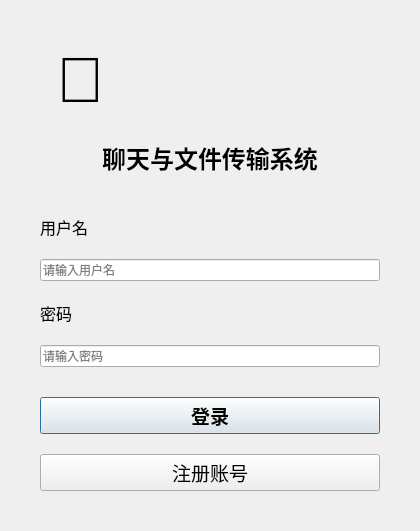
The window that Client/UI/LoginDialog.ui (wohaha12/ChatAndFileTransferSystem) describes before a commit, drawn with Qt 5.
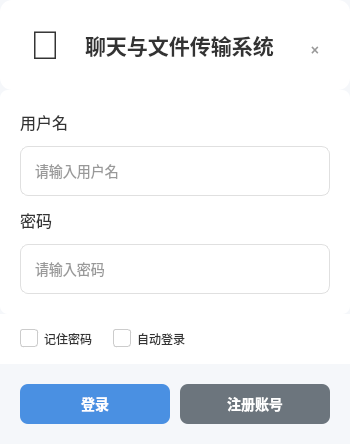
The same window after the commit. Icons and pictures are not drawn.

```diff
--- a/Client/UI/LoginDialog.ui
+++ b/Client/UI/LoginDialog.ui
@@ -6,8 +6,8 @@
    <rect>
     <x>0</x>
     <y>0</y>
-    <width>420</width>
-    <height>500</height>
+    <width>350</width>
+    <height>420</height>
    </rect>
   </property>
   <property name="windowTitle">
@@ -16,34 +16,194 @@
   <property name="windowFlags">
    <set>Qt::FramelessWindowHint</set>
   </property>
+  <property name="styleSheet">
+   <string notr="true">QDialog {
+    background: #f5f7fa;
+}
+QLabel {
+    color: #333;
+}
+QLineEdit {
+    background: #ffffff;
+    border: 1px solid #e0e0e0;
+    border-radius: 8px;
+    padding: 8px 12px;
+    font-size: 14px;
+    min-height: 32px;
+    color: #333333;
+}
+QLineEdit::right {
+    width: 24px;
+    height: 24px;
+    border: none;
+    background: transparent;
+    padding: 0;
+    margin: 0;
+    color: #999;
+}
+QLineEdit::right:hover {
+    color: #333;
+    background: rgba(0,0,0,0.05);
+}
+QLineEdit::right:empty {
+    display: none;
+}
+QPushButton#togglePasswordButton {
+    border: none;
+    background: transparent;
+    padding: 0;
+    margin: 0;
+    min-width: 24px;
+    color: #999;
+}
+QPushButton#togglePasswordButton:hover {
+    color: #333;
+    background: rgba(0,0,0,0.05);
+}
+QPushButton#togglePasswordButton:empty {
+    display: none;
+}
+QPushButton#clearPasswordButton {
+    border: none;
+    background: transparent;
+    padding: 0;
+    margin: 0;
+    min-width: 24px;
+    color: #999;
+}
+QPushButton#clearPasswordButton:hover {
+    color: #333;
+    background: rgba(0,0,0,0.05);
+}
+QPushButton#clearPasswordButton:empty {
+    display: none;
+}
+QPushButton#clearUsernameButton {
+    border: none;
+    background: transparent;
+    padding: 0;
+    margin: 0;
+    min-width: 24px;
+    color: #999;
+}
+QPushButton#clearUsernameButton:hover {
+    color: #333;
+    background: rgba(0,0,0,0.05);
+}
+QPushButton#clearUsernameButton:empty {
+    display: none;
+}
+QLineEdit::placeholder {
+    color: #999;
+}
+QPushButton {
+    border: none;
+    border-radius: 8px;
+    font-size: 14px;
+    font-weight: bold;
+    min-height: 40px;
+}
+QPushButton#loginButton {
+    background: #4a90e2;
+    color: white;
+}
+QPushButton#registerButton {
+    background: #6c757d;
+    color: white;
+}
+QCheckBox {
+    color: #333;
+}
+QCheckBox::indicator {
+    width: 16px;
+    height: 16px;
+    border: 1px solid #ccc;
+    border-radius: 3px;
+}
+QCheckBox::indicator:checked {
+    background: #4a90e2;
+    border: none;
+    image: url(:/icons/checkmark.png);
+}
+#topWidget {
+    background: #ffffff;
+    border-radius: 12px 12px 0 0;
+    padding: 20px;
+}
+#inputWidget {
+    background: #ffffff;
+    border-radius: 8px;
+    padding: 20px;
+    margin: 0;
+    box-shadow: 0px 2px 10px rgba(0,0,0,0.05);
+}
+#optionsWidget {
+    background: #ffffff;
+    border-radius: 0 0 8px 8px;
+    padding: 15px 20px;
+    margin: 0;
+}
+#buttonWidget {
+    padding: 20px;
+    margin: 0;
+}</string>
+  </property>
   <layout class="QVBoxLayout" name="verticalLayout">
    <property name="spacing">
-    <number>20</number>
+    <number>0</number>
    </property>
    <property name="leftMargin">
-    <number>40</number>
+    <number>0</number>
    </property>
    <property name="topMargin">
-    <number>40</number>
+    <number>0</number>
    </property>
    <property name="rightMargin">
-    <number>40</number>
+    <number>0</number>
    </property>
    <property name="bottomMargin">
-    <number>40</number>
+    <number>0</number>
+   </property>
+   <item>
+    <widget class="QWidget" name="topWidget" native="true">
+     <property name="layoutDirection">
+      <enum>Qt::LeftToRight</enum>
+     </property>
+     <property name="styleSheet">
+      <string notr="true">#topWidget {
+    background: white;
+    border-radius: 12px 12px 0 0;
+    padding: 20px;
+}</string>
+     </property>
+     <layout class="QHBoxLayout" name="topLayout">
+      <property name="spacing">
+       <number>15</number>
+      </property>
+      <property name="leftMargin">
+       <number>20</number>
+      </property>
+      <property name="topMargin">
+       <number>20</number>
+      </property>
+      <property name="rightMargin">
+       <number>20</number>
+      </property>
+      <property name="bottomMargin">
+       <number>20</number>
    </property>
    <item>
     <widget class="QLabel" name="logoLabel">
      <property name="minimumSize">
       <size>
-       <width>80</width>
-       <height>80</height>
+          <width>50</width>
+          <height>50</height>
       </size>
      </property>
      <property name="maximumSize">
       <size>
-       <width>80</width>
-       <height>80</height>
+          <width>50</width>
+          <height>50</height>
       </size>
      </property>
      <property name="text">
@@ -54,7 +214,7 @@
      </property>
      <property name="font">
       <font>
-       <pointsize>48</pointsize>
+          <pointsize>30</pointsize>
       </font>
      </property>
     </widget>
@@ -64,33 +224,92 @@
      <property name="text">
       <string>聊天与文件传输系统</string>
      </property>
-     <property name="alignment">
-      <set>Qt::AlignCenter</set>
-     </property>
      <property name="font">
       <font>
-       <pointsize>18</pointsize>
+          <pointsize>16</pointsize>
        <weight>75</weight>
       </font>
      </property>
     </widget>
    </item>
    <item>
-    <spacer name="verticalSpacer_4">
+       <spacer name="horizontalSpacer">
      <property name="orientation">
-      <enum>Qt::Vertical</enum>
-     </property>
-     <property name="sizeType">
-      <enum>QSizePolicy::Fixed</enum>
+         <enum>Qt::Horizontal</enum>
      </property>
      <property name="sizeHint" stdset="0">
       <size>
-       <width>20</width>
+          <width>40</width>
        <height>20</height>
       </size>
      </property>
     </spacer>
    </item>
+      <item>
+       <widget class="QPushButton" name="closeButton">
+        <property name="text">
+         <string>×</string>
+        </property>
+        <property name="font">
+         <font>
+          <pointsize>16</pointsize>
+          <weight>75</weight>
+         </font>
+        </property>
+        <property name="minimumSize">
+         <size>
+          <width>30</width>
+          <height>30</height>
+         </size>
+        </property>
+        <property name="maximumSize">
+         <size>
+          <width>30</width>
+          <height>30</height>
+         </size>
+        </property>
+        <property name="styleSheet">
+         <string notr="true">QPushButton {
+    background: transparent;
+    border: none;
+    color: #999;
+}
+QPushButton:hover {
+    color: #333;
+}</string>
+        </property>
+       </widget>
+      </item>
+     </layout>
+    </widget>
+   </item>
+   <item>
+    <widget class="QWidget" name="inputWidget" native="true">
+     <property name="styleSheet">
+      <string notr="true">#inputWidget {
+    background: white;
+    border-radius: 8px;
+    padding: 20px;
+    margin: 0;
+    box-shadow: 0 2px 10px rgba(0,0,0,0.05);
+}</string>
+     </property>
+     <layout class="QVBoxLayout" name="inputLayout">
+      <property name="spacing">
+       <number>12</number>
+      </property>
+      <property name="leftMargin">
+       <number>20</number>
+      </property>
+      <property name="topMargin">
+       <number>20</number>
+      </property>
+      <property name="rightMargin">
+       <number>20</number>
+      </property>
+      <property name="bottomMargin">
+       <number>20</number>
+      </property>
    <item>
     <widget class="QLabel" name="usernameLabel">
      <property name="text">
@@ -109,6 +328,74 @@
      <property name="placeholderText">
       <string>请输入用户名</string>
      </property>
+        <property name="styleSheet">
+         <string notr="true">QLineEdit {
+    padding-right: 24px; /* 为清除按钮留出空间 */
+}
+QLineEdit::right {
+    width: 24px;
+    height: 24px;
+    border: none;
+    background: transparent;
+    padding: 0;
+    margin: 0;
+    color: #999;
+}
+QLineEdit::right:hover {
+    color: #333;
+    background: rgba(0,0,0,0.05);
+}
+QLineEdit::right:empty {
+    display: none;
+}
+QPushButton#togglePasswordButton {
+    border: none;
+    background: transparent;
+    padding: 0;
+    margin: 0;
+    min-width: 24px;
+    color: #999;
+}
+QPushButton#togglePasswordButton:hover {
+    color: #333;
+    background: rgba(0,0,0,0.05);
+}
+QPushButton#togglePasswordButton:empty {
+    display: none;
+}
+QPushButton#clearPasswordButton {
+    border: none;
+    background: transparent;
+    padding: 0;
+    margin: 0;
+    min-width: 24px;
+    color: #999;
+}
+QPushButton#clearPasswordButton:hover {
+    color: #333;
+    background: rgba(0,0,0,0.05);
+}
+QPushButton#clearPasswordButton:empty {
+    display: none;
+}
+QPushButton#clearUsernameButton {
+    border: none;
+    background: transparent;
+    padding: 0;
+    margin: 0;
+    min-width: 24px;
+    color: #999;
+}
+QPushButton#clearUsernameButton:hover {
+    color: #333;
+    background: rgba(0,0,0,0.05);
+}
+QPushButton#clearUsernameButton:empty {
+    display: none;
+}
+</string>
+        </property>
+
     </widget>
    </item>
    <item>
@@ -132,24 +419,191 @@
      <property name="placeholderText">
       <string>请输入密码</string>
      </property>
-    </widget>
-   </item>
+        <property name="styleSheet">
+         <string notr="true">QLineEdit {
+    padding-right: 48px; /* 为清除和显示按钮留出空间 */
+}
+QLineEdit::right {
+    width: 24px;
+    height: 24px;
+    border: none;
+    background: transparent;
+    padding: 0;
+    margin: 0;
+    color: #999;
+}
+QLineEdit::right:hover {
+    color: #333;
+    background: rgba(0,0,0,0.05);
+}
+QLineEdit::right:empty {
+    display: none;
+}
+QPushButton#togglePasswordButton {
+    border: none;
+    background: transparent;
+    padding: 0;
+    margin: 0;
+    min-width: 24px;
+    color: #999;
+}
+QPushButton#togglePasswordButton:hover {
+    color: #333;
+    background: rgba(0,0,0,0.05);
+}
+QPushButton#togglePasswordButton:empty {
+    display: none;
+}
+QPushButton#clearPasswordButton {
+    border: none;
+    background: transparent;
+    padding: 0;
+    margin: 0;
+    min-width: 24px;
+    color: #999;
+}
+QPushButton#clearPasswordButton:hover {
+    color: #333;
+    background: rgba(0,0,0,0.05);
+}
+QPushButton#clearPasswordButton:empty {
+    display: none;
+}
+QPushButton#clearUsernameButton {
+    border: none;
+    background: transparent;
+    padding: 0;
+    margin: 0;
+    min-width: 24px;
+    color: #999;
+}
+QPushButton#clearUsernameButton:hover {
+    color: #333;
+    background: rgba(0,0,0,0.05);
+}
+QPushButton#clearUsernameButton:empty {
+    display: none;
+}
+QLineEdit::trailing {
+    width: 24px;
+    height: 24px;
+    border: none;
+    background: transparent;
+    padding: 0;
+    margin: 0;
+    color: #999;
+}
+QLineEdit::trailing:hover {
+    color: #333;
+    background: rgba(0,0,0,0.05);
+}
+QLineEdit::trailing:empty {
+    display: none;
+}
+QPushButton#togglePasswordButton {
+    border: none;
+    background: transparent;
+    padding: 0;
+    margin: 0;
+    min-width: 24px;
+    color: #999;
+}
+QPushButton#togglePasswordButton:hover {
+    color: #333;
+    background: rgba(0,0,0,0.05);
+}
+QPushButton#togglePasswordButton:empty {
+    display: none;
+}</string>
+        </property>
+
+
+       </widget>
+      </item>
+     </layout>
+    </widget>
+   </item>
    <item>
-    <spacer name="verticalSpacer">
+    <widget class="QWidget" name="optionsWidget" native="true">
+     <property name="styleSheet">
+      <string notr="true">#optionsWidget {
+    background: white;
+    border-radius: 0 0 8px 8px;
+    padding: 15px 20px;
+    margin: 0;
+}</string>
+     </property>
+     <layout class="QHBoxLayout" name="optionsLayout">
+      <property name="spacing">
+       <number>20</number>
+      </property>
+      <property name="leftMargin">
+       <number>20</number>
+      </property>
+      <property name="topMargin">
+       <number>15</number>
+      </property>
+      <property name="rightMargin">
+       <number>20</number>
+      </property>
+      <property name="bottomMargin">
+       <number>15</number>
+      </property>
+      <item>
+       <widget class="QCheckBox" name="rememberPasswordCheckBox">
+        <property name="text">
+         <string>记住密码</string>
+        </property>
+       </widget>
+      </item>
+      <item>
+       <widget class="QCheckBox" name="autoLoginCheckBox">
+        <property name="text">
+         <string>自动登录</string>
+        </property>
+       </widget>
+      </item>
+      <item>
+       <spacer name="horizontalSpacer">
      <property name="orientation">
-      <enum>Qt::Vertical</enum>
-     </property>
-     <property name="sizeType">
-      <enum>QSizePolicy::Fixed</enum>
+         <enum>Qt::Horizontal</enum>
      </property>
      <property name="sizeHint" stdset="0">
       <size>
-       <width>20</width>
-       <height>10</height>
+          <width>40</width>
+          <height>20</height>
       </size>
      </property>
     </spacer>
    </item>
+     </layout>
+    </widget>
+   </item>
+   <item>
+    <widget class="QWidget" name="buttonWidget" native="true">
+     <property name="styleSheet">
+      <string notr="true">#buttonWidget {
+    padding: 20px;
+    margin: 0;
+}
+</string>
+      </property>
+     <layout class="QHBoxLayout" name="buttonLayout">
+      <property name="spacing">
+       <number>10</number>
+      </property>
+      <property name="leftMargin">
+       <number>20</number>
+      </property>
+      <property name="topMargin">
+       <number>20</number>
+      </property>
+      <property name="rightMargin">
+       <number>20</number>
+      </property>
+      <property name="bottomMargin">
+       <number>20</number>
+      </property>
    <item>
     <widget class="QPushButton" name="loginButton">
      <property name="text">
@@ -179,6 +633,9 @@
        <pointsize>14</pointsize>
       </font>
      </property>
+       </widget>
+      </item>
+     </layout>
     </widget>
    </item>
   </layout>
```
Left out of the diff: 9 changed lines with no effect on the pictures. Lines whose indentation alone changed are shown as unchanged.
